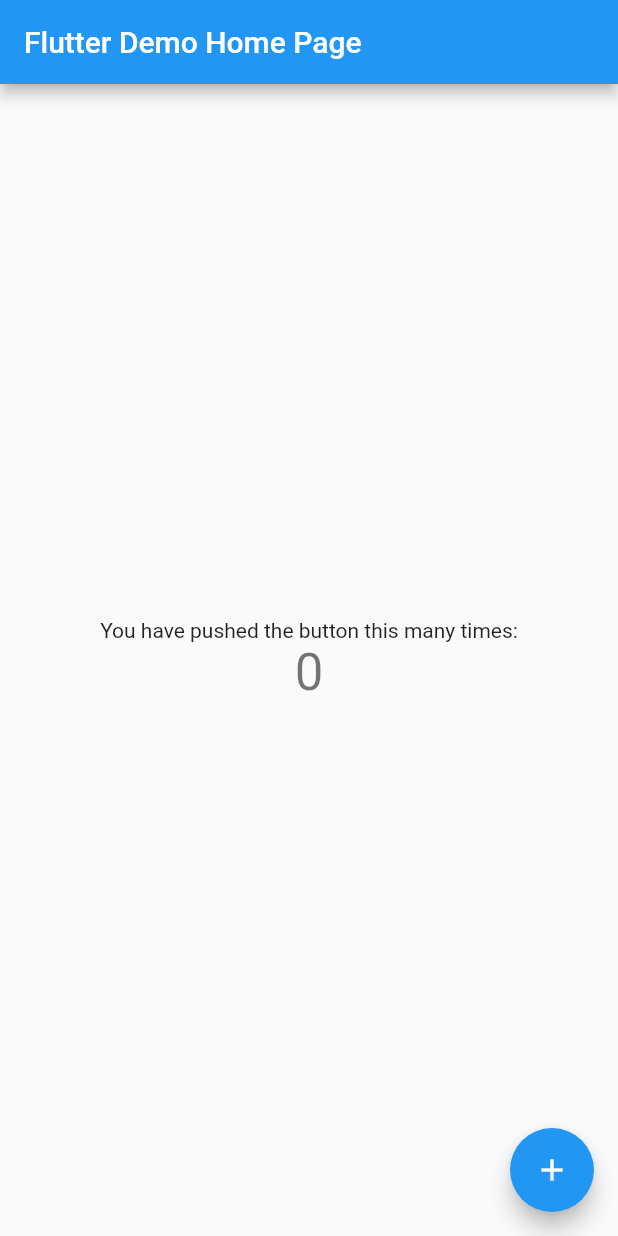
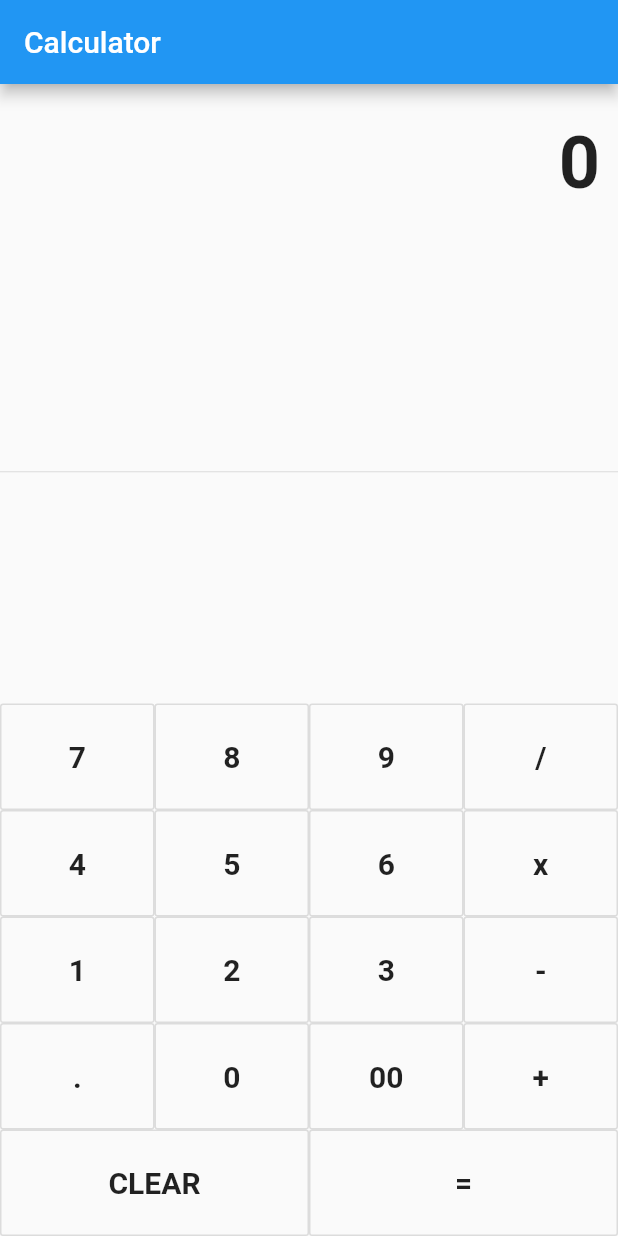
Before and after one commit to tag8ashok/flutter_calculator, a Flutter app: the screen it shows after launch, on a phone screen of 412 x 824 dp. Run offline on Flutter 3.47's test engine with Material 2 defaults, Android fonts, the phone set to English and light mode, and no system bars.

Commit message:
Completed the Logic in the main file

```diff
--- a/calc/lib/main.dart
+++ b/calc/lib/main.dart
@@ -3,39 +3,21 @@ import 'package:flutter/material.dart';
 void main() => runApp(MyApp());
 
 class MyApp extends StatelessWidget {
-  // This widget is the root of your application.
   @override
   Widget build(BuildContext context) {
     return MaterialApp(
+      debugShowCheckedModeBanner: false,
       title: 'Flutter Demo',
       theme: ThemeData(
-        // This is the theme of your application.
-        //
-        // Try running your application with "flutter run". You'll see the
-        // application has a blue toolbar. Then, without quitting the app, try
-        // changing the primarySwatch below to Colors.green and then invoke
-        // "hot reload" (press "r" in the console where you ran "flutter run",
-        // or simply save your changes to "hot reload" in a Flutter IDE).
-        // Notice that the counter didn't reset back to zero; the application
-        // is not restarted.
         primarySwatch: Colors.blue,
       ),
-      home: MyHomePage(title: 'Flutter Demo Home Page'),
+      home: MyHomePage(title: 'Calculator'),
     );
   }
 }
 
 class MyHomePage extends StatefulWidget {
   MyHomePage({Key key, this.title}) : super(key: key);
-
-  // This widget is the home page of your application. It is stateful, meaning
-  // that it has a State object (defined below) that contains fields that affect
-  // how it looks.
-
-  // This class is the configuration for the state. It holds the values (in this
-  // case the title) provided by the parent (in this case the App widget) and
-  // used by the build method of the State. Fields in a Widget subclass are
-  // always marked "final".
 
   final String title;
 
@@ -44,68 +26,137 @@ class MyHomePage extends StatefulWidget {
 }
 
 class _MyHomePageState extends State<MyHomePage> {
-  int _counter = 0;
+  String output = "0";
 
-  void _incrementCounter() {
+  String _output = "0";
+  double num1 = 0.0;
+  double num2 = 0.0;
+  String operand = "";
+
+  buttonPressed(String ButtonText) {
+    if (ButtonText == "CLEAR") {
+      _output = "0";
+       num1 = 0.0;
+       num2 = 0.0;
+       operand = "";
+    } else if (ButtonText == "+" ||
+        ButtonText == "-" ||
+        ButtonText == "*" ||
+        ButtonText == "x") {
+      num1 = double.parse(output);
+      operand = ButtonText;
+      _output = "0";
+    } else if (ButtonText == ".") {
+      if (_output.contains(".")) {
+        print("Already has a Decimal Value");
+      } else {
+        _output = _output + ButtonText;
+      }
+    } else if (ButtonText == "=") {
+      num2 = double.parse(output);
+      if (operand == "+") {
+        _output = (num1 + num2).toString();
+      }
+      if (operand == "-") {
+        _output = (num1 - num2).toString();
+      }
+      if (operand == "x") {
+        _output = (num1 * num2).toString();
+      }
+      if (operand == "/") {
+        _output = (num1 / num2).toString();
+      }
+      num1 = 0.0;
+      num2 = 0.0;
+      operand = "";
+    } else {
+      _output = _output + ButtonText;
+    }
+
+    print(_output);
+
     setState(() {
-      // This call to setState tells the Flutter framework that something has
-      // changed in this State, which causes it to rerun the build method below
-      // so that the display can reflect the updated values. If we changed
-      // _counter without calling setState(), then the build method would not be
-      // called again, and so nothing would appear to happen.
-      _counter++;
+     output = double.parse(_output).toStringAsFixed(2);
     });
+
+  }
+
+  Widget buildButton(String ButtonText) {
+    return Expanded(
+      child: OutlineButton(
+        child: Text(
+          ButtonText,
+          style: TextStyle(fontSize: 20.0, fontWeight: FontWeight.bold),
+        ),
+        padding: EdgeInsets.all(24.0),
+        onPressed: () => buttonPressed(ButtonText),
+      ),
+    );
   }
 
   @override
   Widget build(BuildContext context) {
-    // This method is rerun every time setState is called, for instance as done
-    // by the _incrementCounter method above.
-    //
-    // The Flutter framework has been optimized to make rerunning build methods
-    // fast, so that you can just rebuild anything that needs updating rather
-    // than having to individually change instances of widgets.
     return Scaffold(
       appBar: AppBar(
-        // Here we take the value from the MyHomePage object that was created by
-        // the App.build method, and use it to set our appbar title.
         title: Text(widget.title),
       ),
-      body: Center(
-        // Center is a layout widget. It takes a single child and positions it
-        // in the middle of the parent.
+      body: Container(
         child: Column(
-          // Column is also layout widget. It takes a list of children and
-          // arranges them vertically. By default, it sizes itself to fit its
-          // children horizontally, and tries to be as tall as its parent.
-          //
-          // Invoke "debug painting" (press "p" in the console, choose the
-          // "Toggle Debug Paint" action from the Flutter Inspector in Android
-          // Studio, or the "Toggle Debug Paint" command in Visual Studio Code)
-          // to see the wireframe for each widget.
-          //
-          // Column has various properties to control how it sizes itself and
-          // how it positions its children. Here we use mainAxisAlignment to
-          // center the children vertically; the main axis here is the vertical
-          // axis because Columns are vertical (the cross axis would be
-          // horizontal).
-          mainAxisAlignment: MainAxisAlignment.center,
           children: <Widget>[
-            Text(
-              'You have pushed the button this many times:',
+            Container(
+                alignment: Alignment.centerRight,
+                padding: EdgeInsets.symmetric(vertical: 24.0, horizontal: 12.0),
+                child: Text(output,
+                    style: TextStyle(
+                        fontSize: 48.0, fontWeight: FontWeight.bold))),
+            Expanded(
+              child: Divider(),
             ),
-            Text(
-              '$_counter',
-              style: Theme.of(context).textTheme.display1,
-            ),
+            Column(
+              children: <Widget>[
+                Row(
+                  children: <Widget>[
+                    buildButton("7"),
+                    buildButton("8"),
+                    buildButton("9"),
+                    buildButton("/"),
+                  ],
+                ),
+                Row(
+                  children: <Widget>[
+                    buildButton("4"),
+                    buildButton("5"),
+                    buildButton("6"),
+                    buildButton("x"),
+                  ],
+                ),
+                Row(
+                  children: <Widget>[
+                    buildButton("1"),
+                    buildButton("2"),
+                    buildButton("3"),
+                    buildButton("-"),
+                  ],
+                ),
+                Row(
+                  children: <Widget>[
+                    buildButton("."),
+                    buildButton("0"),
+                    buildButton("00"),
+                    buildButton("+"),
+                  ],
+                ),
+                Row(
+                  children: <Widget>[
+                    buildButton("CLEAR"),
+                    buildButton("="),
+                  ],
+                ),
+              ],
+            )
           ],
         ),
       ),
-      floatingActionButton: FloatingActionButton(
-        onPressed: _incrementCounter,
-        tooltip: 'Increment',
-        child: Icon(Icons.add),
-      ), // This trailing comma makes auto-formatting nicer for build methods.
     );
   }
 }
```
